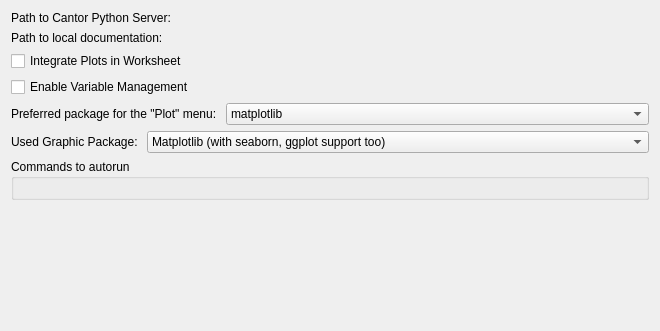
Old version of the form src/backends/python/settings.ui in the repository KDE/cantor.
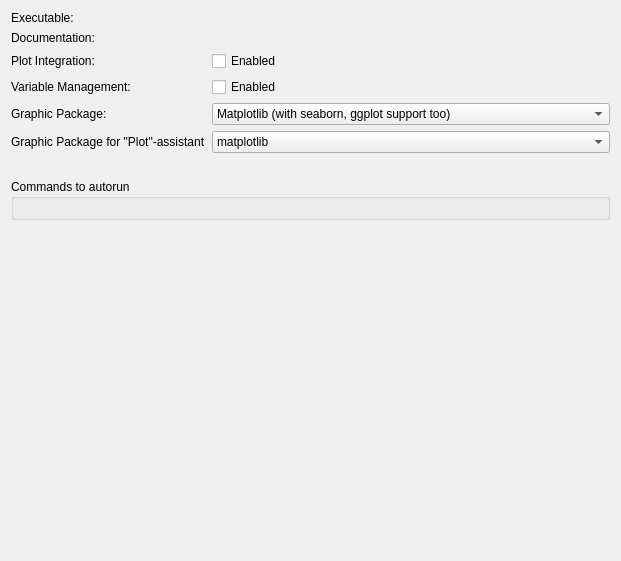
New version of the form. Custom widgets are drawn as their Qt base class.

Commit message: Improved and unified the layout in the setting dialogs for the different backend systems.

```diff
--- a/src/backends/python/settings.ui
+++ b/src/backends/python/settings.ui
@@ -6,79 +6,77 @@
    <rect>
     <x>0</x>
     <y>0</y>
-    <width>660</width>
-    <height>331</height>
+    <width>621</width>
+    <height>561</height>
    </rect>
   </property>
-  <layout class="QVBoxLayout" name="verticalLayout">
-   <item>
-    <layout class="QHBoxLayout" name="horizontalLayout2">
-     <item>
-      <widget class="QLabel" name="label3">
-       <property name="text">
-        <string>Path to Cantor Python Server:</string>
-       </property>
-      </widget>
-     </item>
-     <item>
+  <layout class="QGridLayout" name="gridLayout">
+   <item row="0" column="3">
       <widget class="KUrlRequester" name="kcfg_pythonServerPath"/>
      </item>
-    </layout>
-   </item>
-   <item>
-    <layout class="QHBoxLayout" name="horizontalLayout">
-     <item>
-      <widget class="QLabel" name="label2">
-       <property name="toolTip">
-        <string/>
-       </property>
-       <property name="text">
-        <string>Path to local documentation:</string>
-       </property>
-      </widget>
-     </item>
-     <item>
+   <item row="1" column="3">
       <widget class="KUrlRequester" name="kcfg_localDoc">
        <property name="toolTip">
         <string>If empty, the &quot;Show help&quot; action will show the default online documentation. Otherwise, the specified URL will be opened.</string>
        </property>
       </widget>
      </item>
-    </layout>
-   </item>
-   <item>
+   <item row="2" column="3">
     <widget class="QCheckBox" name="kcfg_integratePlots">
      <property name="toolTip">
       <string>If enabled, plots will be shown inside of the worksheet. Otherwise, plots will be shown in an external window.</string>
      </property>
      <property name="text">
-      <string>Integrate Plots in Worksheet</string>
+      <string>Enabled</string>
      </property>
     </widget>
    </item>
-   <item>
+   <item row="3" column="3">
     <widget class="QCheckBox" name="kcfg_variableManagement">
      <property name="toolTip">
       <string>Monitor the creation and destruction of variables and show the existing variables in the variable panel.</string>
      </property>
      <property name="text">
-      <string>Enable Variable Management</string>
+      <string>Enabled</string>
      </property>
     </widget>
    </item>
+   <item row="4" column="3">
+    <widget class="KComboBox" name="kcfg_choosenGraphicPackage">
+     <property name="sizePolicy">
+      <sizepolicy hsizetype="Expanding" vsizetype="Fixed">
+       <horstretch>0</horstretch>
+       <verstretch>0</verstretch>
+      </sizepolicy>
+     </property>
    <item>
-    <layout class="QHBoxLayout" name="horizontalLayout4">
+      <property name="text">
+       <string>Matplotlib (with seaborn, ggplot support too)</string>
+      </property>
+     </item>
      <item>
+      <property name="text">
+       <string>Plot.ly</string>
+      </property>
+     </item>
+     <item>
+      <property name="text">
+       <string>All supported</string>
+      </property>
+     </item>
+    </widget>
+   </item>
+   <item row="5" column="0" colspan="3">
       <widget class="QLabel" name="label4">
        <property name="toolTip">
         <string>Graphic package, which code will be used for plotting via &quot;Plot&quot; Cantor menu.</string>
        </property>
        <property name="text">
-        <string>Preferred package for the &quot;Plot&quot; menu: </string>
+      <string>Graphic Package for &quot;Plot&quot;-assistant</string>
        </property>
       </widget>
      </item>
-     <item>
+   <item row="5" column="3">
       <widget class="KComboBox" name="kcfg_plotExtenstionGraphicPackage">
        <property name="sizePolicy">
         <sizepolicy hsizetype="Expanding" vsizetype="Fixed">
@@ -113,48 +111,23 @@
        </item>
       </widget>
      </item>
-    </layout>
-   </item>
-   <item>
-    <layout class="QHBoxLayout" name="horizontalLayout3">
-     <item>
-      <widget class="QLabel" name="label">
-       <property name="toolTip">
-        <string>Graphic package, used for plotting. When integrated plots option is enabled, then plots from the package will be integrated to worksheet</string>
-       </property>
-       <property name="text">
-        <string>Used Graphic Package: </string>
-       </property>
-      </widget>
-     </item>
-     <item>
-      <widget class="KComboBox" name="kcfg_choosenGraphicPackage">
-       <property name="sizePolicy">
-        <sizepolicy hsizetype="Expanding" vsizetype="Fixed">
-         <horstretch>0</horstretch>
-         <verstretch>0</verstretch>
-        </sizepolicy>
-       </property>
-       <item>
-        <property name="text">
-         <string>Matplotlib (with seaborn, ggplot support too)</string>
-        </property>
-       </item>
-       <item>
-        <property name="text">
-         <string>Plot.ly</string>
-        </property>
-       </item>
-       <item>
-        <property name="text">
-         <string>All supported</string>
-        </property>
-       </item>
-      </widget>
-     </item>
-    </layout>
-   </item>
-   <item>
+   <item row="6" column="2">
+    <spacer name="verticalSpacer_3">
+     <property name="orientation">
+      <enum>Qt::Vertical</enum>
+     </property>
+     <property name="sizeType">
+      <enum>QSizePolicy::Fixed</enum>
+     </property>
+     <property name="sizeHint" stdset="0">
+      <size>
+       <width>20</width>
+       <height>20</height>
+      </size>
+     </property>
+    </spacer>
+   </item>
+   <item row="7" column="0" colspan="4">
     <widget class="QGroupBox" name="groupBox">
      <property name="toolTip">
       <string>Commands to automatically run on start. They can be useful for loading needed modules, changing environment, etc.</string>
@@ -169,7 +142,7 @@
      </layout>
     </widget>
    </item>
-   <item>
+   <item row="8" column="0">
     <spacer name="verticalSpacer">
      <property name="orientation">
       <enum>Qt::Vertical</enum>
@@ -182,6 +155,47 @@
      </property>
     </spacer>
    </item>
+   <item row="0" column="0" colspan="3">
+    <widget class="QLabel" name="label3">
+     <property name="text">
+      <string>Executable:</string>
+     </property>
+    </widget>
+   </item>
+   <item row="1" column="0" colspan="3">
+    <widget class="QLabel" name="label2">
+     <property name="toolTip">
+      <string/>
+     </property>
+     <property name="text">
+      <string>Documentation:</string>
+     </property>
+    </widget>
+   </item>
+   <item row="2" column="0" colspan="3">
+    <widget class="QLabel" name="lPlotIntegration">
+     <property name="text">
+      <string>Plot Integration:</string>
+     </property>
+    </widget>
+   </item>
+   <item row="3" column="0" colspan="3">
+    <widget class="QLabel" name="lVariableManagement">
+     <property name="text">
+      <string>Variable Management:</string>
+     </property>
+    </widget>
+   </item>
+   <item row="4" column="0" colspan="3">
+    <widget class="QLabel" name="label">
+     <property name="toolTip">
+      <string>Graphic package, used for plotting. When integrated plots option is enabled, then plots from the package will be integrated to worksheet</string>
+     </property>
+     <property name="text">
+      <string>Graphic Package: </string>
+     </property>
+    </widget>
+   </item>
   </layout>
  </widget>
  <customwidgets>
@@ -190,17 +204,17 @@
    <extends>QComboBox</extends>
    <header>kcombobox.h</header>
   </customwidget>
-  <customwidget>
-   <class>KEditListWidget</class>
-   <extends>QWidget</extends>
-   <header>keditlistwidget.h</header>
-  </customwidget>
   <customwidget>
    <class>KUrlRequester</class>
-   <extends>QFrame</extends>
+   <extends>QWidget</extends>
    <header>kurlrequester.h</header>
    <container>1</container>
   </customwidget>
+  <customwidget>
+   <class>KEditListWidget</class>
+   <extends>QWidget</extends>
+   <header>keditlistwidget.h</header>
+  </customwidget>
  </customwidgets>
  <resources/>
  <connections/>
```
Left out of the diff: 2 changed lines with no effect on the pictures. Lines whose indentation alone changed are shown as unchanged. The commit also changes 6 other files.
